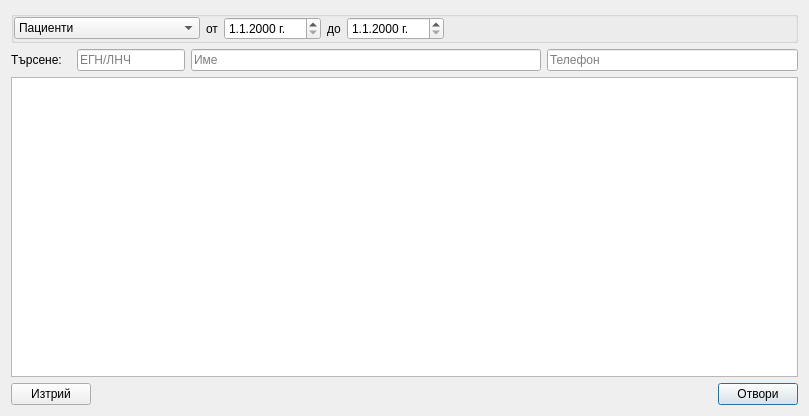
Qt form src/View/Widgets/BrowserDialog.ui (thefinalcutbg/DinoDent) before a commit.
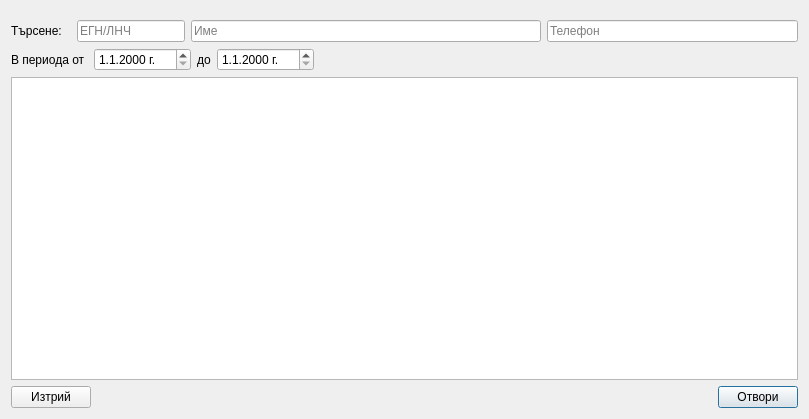
The same form after that commit. Custom widgets are drawn as their Qt base class.

Commit message: Added pregnancy and breastfeed to prescription. Migration 17 implemented. BrowserDialog design changed.

Diff of the .ui file:
```diff
--- a/src/View/Widgets/BrowserDialog.ui
+++ b/src/View/Widgets/BrowserDialog.ui
@@ -7,7 +7,7 @@
     <x>0</x>
     <y>0</y>
     <width>809</width>
-    <height>416</height>
+    <height>419</height>
    </rect>
   </property>
   <property name="windowTitle">
@@ -16,18 +16,15 @@
   <property name="modal">
    <bool>true</bool>
   </property>
-  <layout class="QVBoxLayout" name="verticalLayout">
-   <item>
-    <widget class="QGroupBox" name="groupBox">
-     <property name="title">
-      <string/>
-     </property>
-     <layout class="QHBoxLayout" name="horizontalLayout_3">
+  <layout class="QVBoxLayout" name="verticalLayout_2">
+   <property name="spacing">
+    <number>0</number>
+   </property>
       <property name="leftMargin">
        <number>0</number>
       </property>
       <property name="topMargin">
-       <number>0</number>
+    <number>9</number>
       </property>
       <property name="rightMargin">
        <number>0</number>
@@ -36,84 +33,17 @@
        <number>0</number>
       </property>
       <item>
-       <widget class="QComboBox" name="dataTypeCombo">
-        <property name="minimumSize">
-         <size>
-          <width>150</width>
-          <height>0</height>
-         </size>
-        </property>
-        <item>
-         <property name="text">
-          <string>Пациенти</string>
-         </property>
+    <widget class="QTabBar" name="tabBar" native="true"/>
         </item>
         <item>
-         <property name="text">
-          <string>Амбулаторни листи</string>
-         </property>
-        </item>
-        <item>
-         <property name="text">
-          <string>Рецепти</string>
-         </property>
-        </item>
-        <item>
-         <property name="text">
-          <string>Пародонтални измервания</string>
-         </property>
-        </item>
-        <item>
-         <property name="text">
-          <string>Финансови документи</string>
-         </property>
-        </item>
-       </widget>
-      </item>
-      <item>
-       <widget class="QLabel" name="label">
-        <property name="text">
-         <string>от</string>
-        </property>
-       </widget>
-      </item>
-      <item>
-       <widget class="CustomDateEdit" name="fromDateEdit">
-        <property name="displayFormat">
-         <string notr="true">d.M.yyyy 'г.'</string>
-        </property>
-       </widget>
-      </item>
-      <item>
-       <widget class="QLabel" name="label_2">
-        <property name="text">
-         <string>до</string>
-        </property>
-       </widget>
-      </item>
-      <item>
-       <widget class="CustomDateEdit" name="toDateEdit">
-        <property name="displayFormat">
-         <string notr="true">d.M.yyyy 'г.'</string>
-        </property>
-       </widget>
-      </item>
-      <item>
-       <spacer name="horizontalSpacer_2">
-        <property name="orientation">
-         <enum>Qt::Horizontal</enum>
-        </property>
-        <property name="sizeHint" stdset="0">
-         <size>
-          <width>40</width>
-          <height>20</height>
-         </size>
-        </property>
-       </spacer>
-      </item>
-     </layout>
-    </widget>
-   </item>
+    <widget class="QFrame" name="frame">
+     <property name="frameShape">
+      <enum>QFrame::NoFrame</enum>
+     </property>
+     <property name="frameShadow">
+      <enum>QFrame::Plain</enum>
+     </property>
+     <layout class="QVBoxLayout" name="verticalLayout">
    <item>
     <layout class="QHBoxLayout" name="horizontalLayout_2">
      <item>
@@ -203,6 +133,51 @@
      </item>
     </layout>
    </item>
+      <item>
+       <layout class="QHBoxLayout" name="horizontalLayout_3">
+        <item>
+         <widget class="QLabel" name="fromLabel">
+          <property name="text">
+           <string>В периода от </string>
+          </property>
+         </widget>
+        </item>
+        <item>
+         <widget class="CustomDateEdit" name="fromDateEdit">
+          <property name="displayFormat">
+           <string notr="true">d.M.yyyy 'г.'</string>
+          </property>
+         </widget>
+        </item>
+        <item>
+         <widget class="QLabel" name="toLabel">
+          <property name="text">
+           <string>до</string>
+          </property>
+         </widget>
+        </item>
+        <item>
+         <widget class="CustomDateEdit" name="toDateEdit">
+          <property name="displayFormat">
+           <string notr="true">d.M.yyyy 'г.'</string>
+          </property>
+         </widget>
+        </item>
+        <item>
+         <spacer name="horizontalSpacer_2">
+          <property name="orientation">
+           <enum>Qt::Horizontal</enum>
+          </property>
+          <property name="sizeHint" stdset="0">
+           <size>
+            <width>40</width>
+            <height>20</height>
+           </size>
+          </property>
+         </spacer>
+        </item>
+       </layout>
+      </item>
    <item>
     <widget class="ListTable" name="tableView"/>
    </item>
@@ -248,6 +223,9 @@
    </item>
   </layout>
  </widget>
+   </item>
+  </layout>
+ </widget>
  <layoutdefault spacing="6" margin="11"/>
  <customwidgets>
   <customwidget>
@@ -260,6 +238,12 @@
    <extends>QDateEdit</extends>
    <header>View/uiComponents/customdateedit.h</header>
   </customwidget>
+  <customwidget>
+   <class>QTabBar</class>
+   <extends>QWidget</extends>
+   <header location="global">qtabbar.h</header>
+   <container>1</container>
+  </customwidget>
  </customwidgets>
  <resources/>
  <connections/>
```
Left out of the diff: 2 changed lines with no effect on the pictures. Lines whose indentation alone changed are shown as unchanged. The commit also changes 26 other files.
